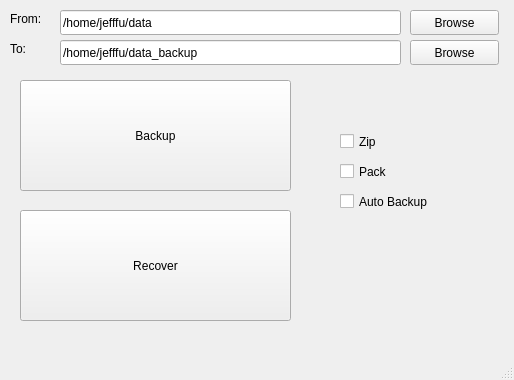
First picture: the form in mainwindow.ui, repository Fyy10/File-Backup-System, before the edit.
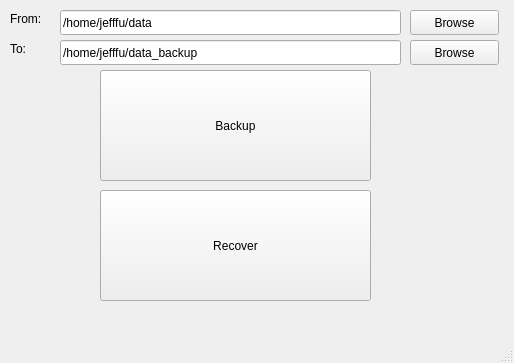
Second picture: the form after the edit.

The edit to the form file:
```diff
--- a/mainwindow.ui
+++ b/mainwindow.ui
@@ -7,7 +7,7 @@
     <x>0</x>
     <y>0</y>
     <width>514</width>
-    <height>380</height>
+    <height>363</height>
    </rect>
   </property>
   <property name="windowTitle">
@@ -17,8 +17,8 @@
    <widget class="QPushButton" name="BackupButton">
     <property name="geometry">
      <rect>
-      <x>20</x>
-      <y>80</y>
+      <x>100</x>
+      <y>70</y>
       <width>271</width>
       <height>111</height>
      </rect>
@@ -30,8 +30,8 @@
    <widget class="QPushButton" name="RecoverButton">
     <property name="geometry">
      <rect>
-      <x>20</x>
-      <y>210</y>
+      <x>100</x>
+      <y>190</y>
       <width>271</width>
       <height>111</height>
      </rect>
@@ -127,45 +127,6 @@
      <string>Browse</string>
     </property>
    </widget>
-   <widget class="QCheckBox" name="ZipOption">
-    <property name="geometry">
-     <rect>
-      <x>340</x>
-      <y>130</y>
-      <width>92</width>
-      <height>23</height>
-     </rect>
-    </property>
-    <property name="text">
-     <string>Zip</string>
-    </property>
-   </widget>
-   <widget class="QCheckBox" name="PackOption">
-    <property name="geometry">
-     <rect>
-      <x>340</x>
-      <y>160</y>
-      <width>92</width>
-      <height>23</height>
-     </rect>
-    </property>
-    <property name="text">
-     <string>Pack</string>
-    </property>
-   </widget>
-   <widget class="QCheckBox" name="AutoOption">
-    <property name="geometry">
-     <rect>
-      <x>340</x>
-      <y>190</y>
-      <width>121</width>
-      <height>23</height>
-     </rect>
-    </property>
-    <property name="text">
-     <string>Auto Backup</string>
-    </property>
-   </widget>
   </widget>
   <widget class="QMenuBar" name="menubar">
    <property name="geometry">
```
